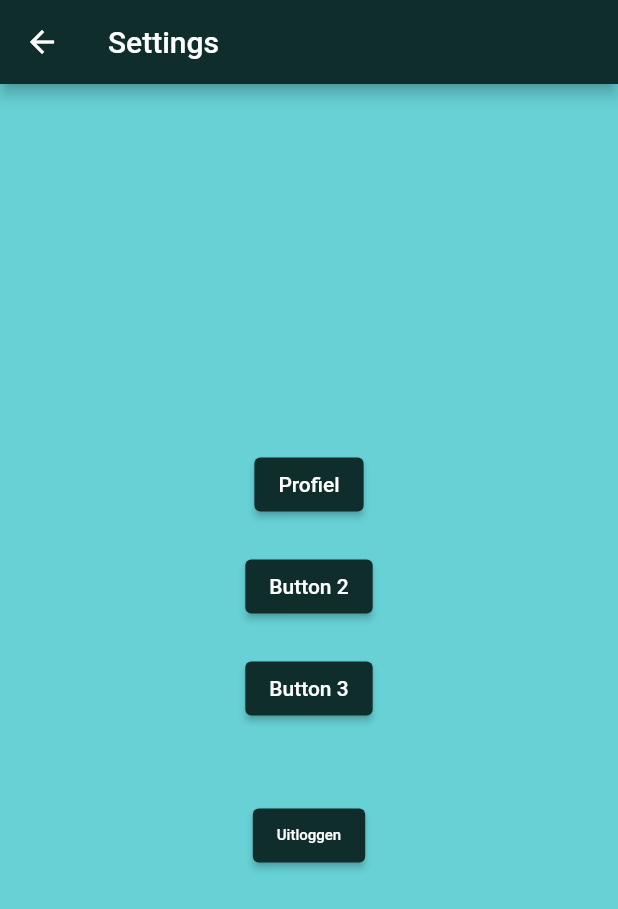
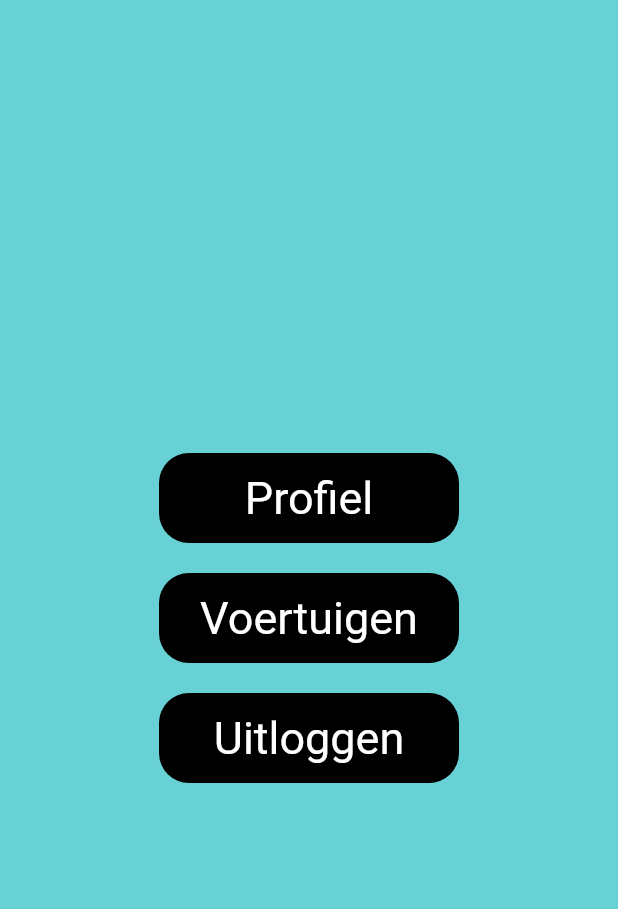
Before and after one commit to Lenaerts-Nestor/Project_Mobile_Development, a Flutter app: the SettingsPage screen opened directly, on a phone screen of 412 x 824 dp. Shown: the top 909 px of the screen. Run offline on Flutter 3.47's test engine with Material 2 defaults, Android fonts, the light colour scheme and no system bars; our stand-ins replace cloud_firestore, firebase_auth, firebase_core, flutter_map, google_nav_bar, latlong2; accounts and stored records are empty.

Commit message:
donkere knop geïmplementeerd

```diff
--- a/lib/pages/settings/pages/vehicles/VehiclesPage.dart
+++ b/lib/pages/settings/pages/vehicles/VehiclesPage.dart
@@ -10,6 +10,7 @@ import 'package:parkflow/model/vehicle.dart';
 
 import '../../../../model/user/user_account.dart';
 import 'addVehiclesPage.dart';
+import 'package:parkflow/components/blackButton.dart'; //test
 
 class VehiclesPage extends StatefulWidget {
   const VehiclesPage({Key? key}) : super(key: key);
@@ -90,13 +91,13 @@ class _VehiclesPageState extends State<VehiclesPage> {
         height: 55,
         margin: EdgeInsets.only(bottom: 5),
         width: double.infinity,
-        child: ElevatedButton(
+        child: BlackButton(
           onPressed: () {
             Navigator.of(context).push(
               MaterialPageRoute(builder: (context) => const AddVehicle()),
             );
           },
-          child: const Text('Voertuig toevoegen'),
+          text: 'Voertuig toevoegen',
         ),
       ),
     );
--- a/lib/pages/settings/settingsMain.dart
+++ b/lib/pages/settings/settingsMain.dart
@@ -1,9 +1,10 @@
 // ignore_for_file: file_names, library_private_types_in_public_api, unused_element
 
 import 'package:flutter/material.dart';
-import 'package:parkflow/components/sign_out_button.dart';
+//import 'package:parkflow/components/sign_out_button.dart';
 import 'package:parkflow/pages/settings/pages/profielPage.dart';
 import 'package:parkflow/pages/settings/pages/vehicles/VehiclesPage.dart';
+import 'package:parkflow/components/blackButton.dart'; //test
 
 class SettingsPage extends StatefulWidget {
   const SettingsPage({Key? key}) : super(key: key);
@@ -39,12 +40,13 @@ class _SettingsPageState extends State<SettingsPage> {
     });
   }
 
+  Future<void> signOut(BuildContext context) async {
+    // update de locale data zodat het weet dat het uigelogd is, anders zieke buggs......
+  }
+
   @override
   Widget build(BuildContext context) {
     return Scaffold(
-      appBar: AppBar(
-        title: const Text('Settings'),
-      ),
       body: Stack(
         children: [
           _showDefaultPage
@@ -52,22 +54,20 @@ class _SettingsPageState extends State<SettingsPage> {
                   child: Column(
                     mainAxisAlignment: MainAxisAlignment.center,
                     children: <Widget>[
-                      ElevatedButton(
+                      BlackButton(
                         onPressed: _onButton1Pressed,
-                        child: const Text('Profiel'),
+                        text: 'Profiel',
                       ),
                       const SizedBox(height: 20),
-                      ElevatedButton(
+                      BlackButton(
                         onPressed: _onButton2Pressed,
-                        child: const Text('Button 2'),
+                        text: 'Voertuigen',
                       ),
                       const SizedBox(height: 20),
-                      ElevatedButton(
-                        onPressed: () {},
-                        child: const Text('Button 3'),
+                      BlackButton(
+                        onPressed: () => signOut(context),
+                        text: 'Uitloggen',
                       ),
-                      const SizedBox(height: 50),
-                      const SignOutButton()
                     ],
                   ),
                 )
```
Also changed, not shown: lib/pages/login-register/login/login_page.dart (+3 -7 lines), lib/pages/login-register/register/register_page.dart (+3 -6 lines), lib/pages/settings/pages/vehicles/addVehiclesPage.dart (+5 -4 lines).
